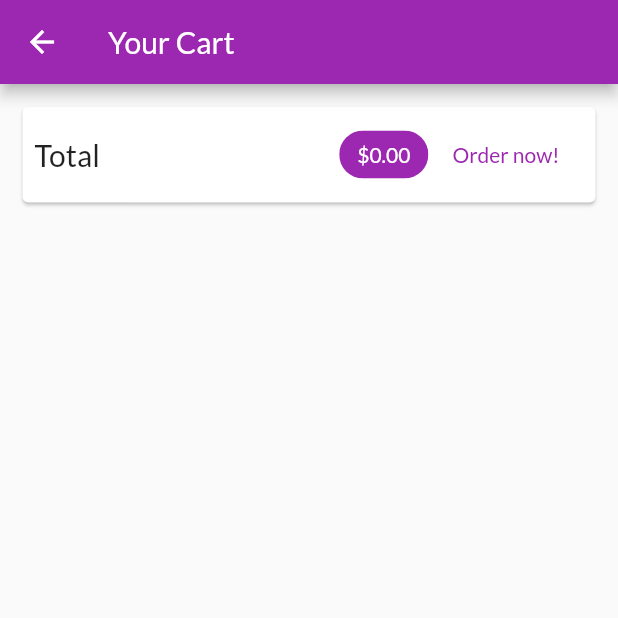
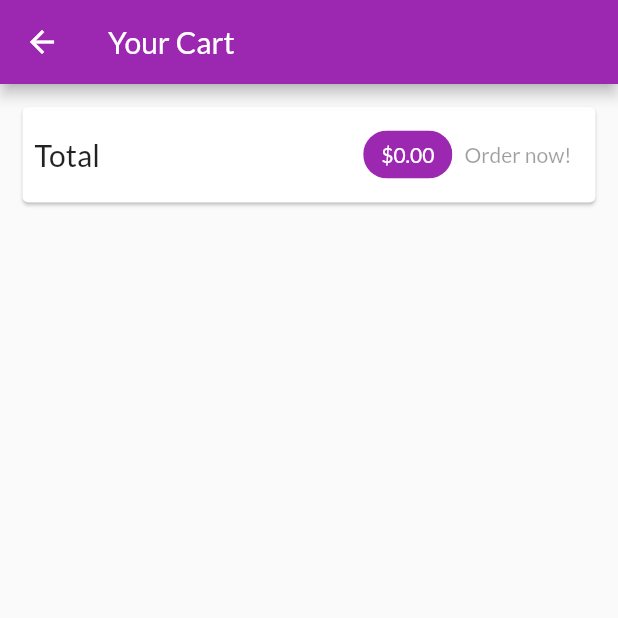
Before and after one commit to yell8er/shop, a Flutter app: the CartScreen screen opened by its route, on a phone screen of 412 x 824 dp, the top half of it. Run offline on Flutter 3.47's test engine with Material 2 defaults, Android fonts, the phone set to English and light mode, and no system bars; network calls fail.

Commit message:
postOrdersToServer

```diff
--- a/lib/screens/cart_screen.dart
+++ b/lib/screens/cart_screen.dart
@@ -37,17 +37,7 @@ class CartScreen extends StatelessWidget {
                     ),
                     backgroundColor: Theme.of(context).primaryColor,
                   ),
-                  FlatButton(
-                    child: Text('Order now!'),
-                    onPressed: () {
-                      Provider.of<Orders>(context, listen: false).addOrder(
-                        cart.items.values.toList(),
-                        cart.totalAmount,
-                      );
-                      cart.clear();
-                    },
-                    textColor: Theme.of(context).primaryColor,
-                  )
+                  OrderButton(cart: cart)
                 ],
               ),
             ),
@@ -71,3 +61,41 @@ class CartScreen extends StatelessWidget {
     );
   }
 }
+
+class OrderButton extends StatefulWidget {
+  const OrderButton({
+    Key key,
+    @required this.cart,
+  }) : super(key: key);
+
+  final Cart cart;
+
+  @override
+  _OrderButtonState createState() => _OrderButtonState();
+}
+
+class _OrderButtonState extends State<OrderButton> {
+  var _isLoading = false;
+  @override
+  Widget build(BuildContext context) {
+    return TextButton(
+      child: _isLoading ? CircularProgressIndicator() : Text('Order now!'),
+      onPressed: (widget.cart.totalAmount <= 0 || _isLoading)
+          ? null
+          : () async {
+              setState(() {
+                _isLoading = true;
+              });
+              await Provider.of<Orders>(context, listen: false).addOrder(
+                widget.cart.items.values.toList(),
+                widget.cart.totalAmount,
+              );
+              setState(() {
+                _isLoading = false;
+              });
+              widget.cart.clear();
+            },
+      // textColor: Theme.of(context).primaryColor,
+    );
+  }
+}
```
Also changed, not shown: lib/providers/orders.dart (+25 -3 lines).
